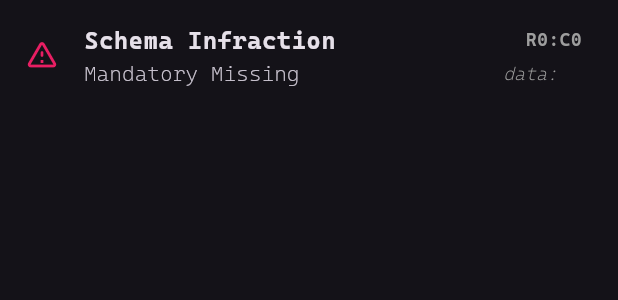
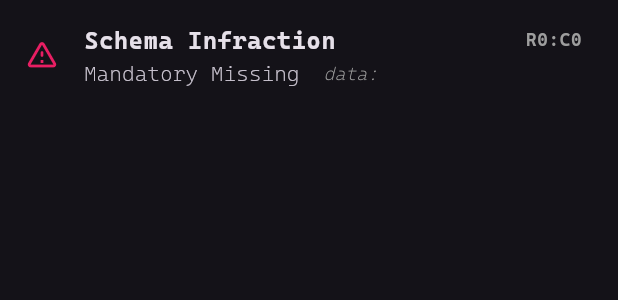
Before and after one commit to seliis/amos_xfile_converter, a Flutter app: the _Issue widget shown alone on an empty page, opened directly with empty values, on a phone screen of 412 x 824 dp. Shown: the top 300 px of the screen. Run offline on Flutter 3.47's test engine with Material 3 defaults, Android fonts, the phone set to English and light mode, and no system bars; our stand-ins replace file_picker, flutter_bloc, package_info_plus; missing offline and left inert: excel, window_manager.

Commit message:
[SQUASH MERGED: v0.1.2]
- fixed export icon button align when progressing
- change text align option of additional information to start

```diff
--- a/lib/ui/home.dart
+++ b/lib/ui/home.dart
@@ -91,7 +91,10 @@ class _SuccessBody extends StatelessWidget {
       return Row(
         children: [
           _IssuesButton(worksheet: worksheet),
-          _ExportButton(worksheet: worksheet),
+          SizedBox(
+            width: 48,
+            child: _ExportButton(worksheet: worksheet),
+          ),
         ],
       );
     }
--- a/lib/ui/issues_button.dart
+++ b/lib/ui/issues_button.dart
@@ -111,7 +111,7 @@ class _Issue extends StatelessWidget {
                 color: Colors.grey,
                 fontSize: 12,
               ),
-              textAlign: TextAlign.end,
+              textAlign: TextAlign.start,
               overflow: TextOverflow.ellipsis,
             ),
           ),
--- a/pubspec.yaml
+++ b/pubspec.yaml
@@ -1,5 +1,5 @@
 publish_to: none
-version: 0.1.1
+version: 0.1.2
 
 name: bakkugi
 description: none
```
Also changed, not shown: lib/ui/export_button.dart (+4 -7 lines).
